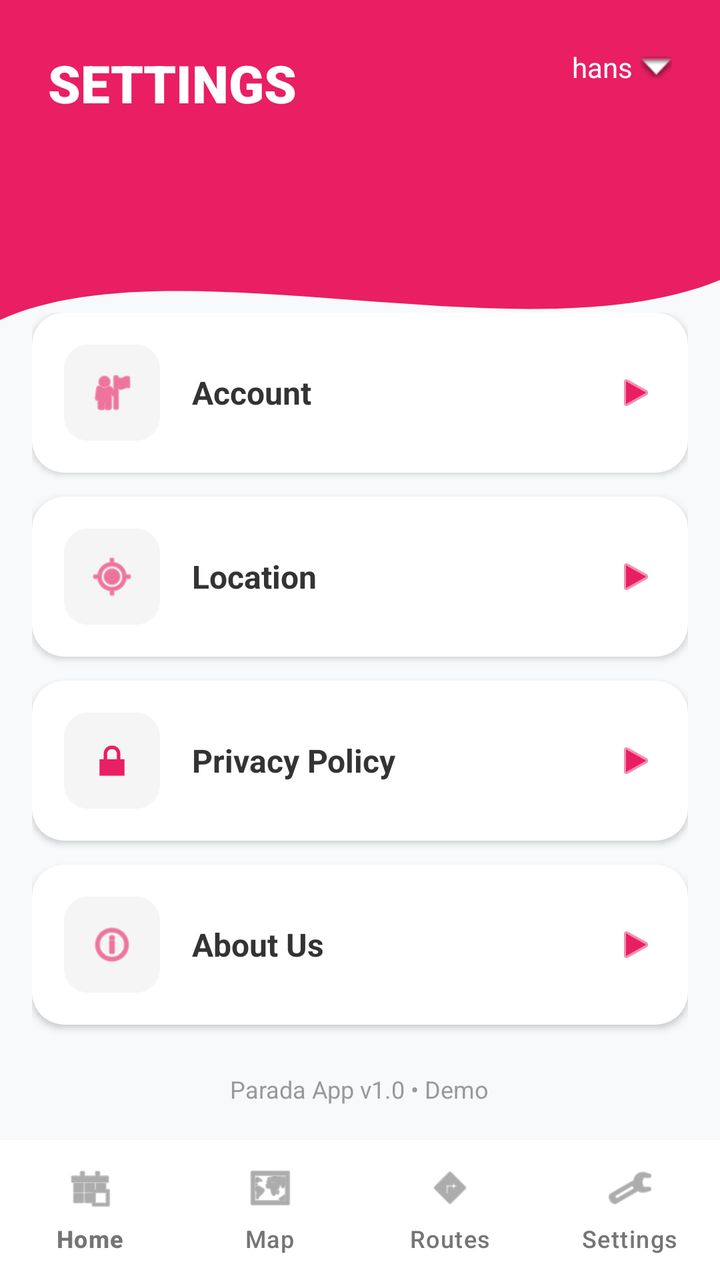
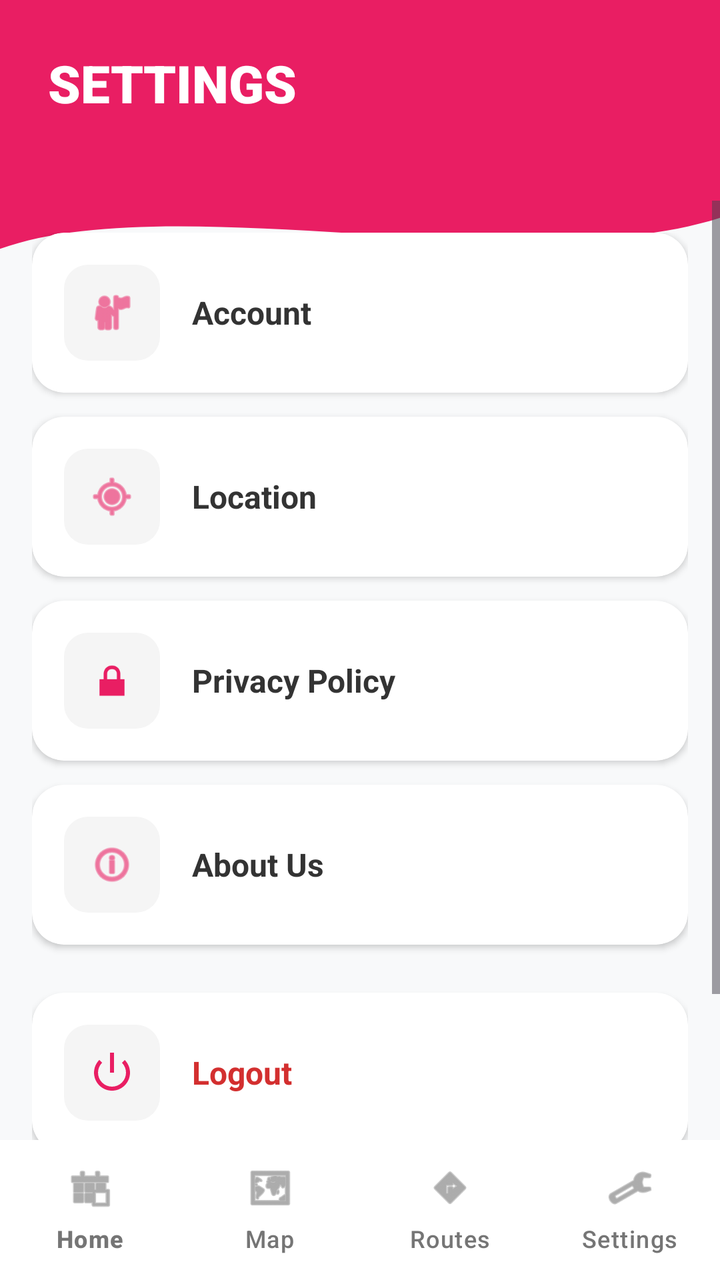

Two renders of the same Android screen: before a commit and after it. Below are the layout's source before the change and the commit's diff.
<!-- AndroidManifest.xml: application theme Theme.Parada_Finals -->
<!-- res/layout/activity_settings.xml -->
<?xml version="1.0" encoding="utf-8"?>
<RelativeLayout xmlns:android="http://schemas.android.com/apk/res/android"
    xmlns:app="http://schemas.android.com/apk/res-auto"
    android:layout_width="match_parent"
    android:layout_height="match_parent"
    android:background="#F8F9FA">

    
    <RelativeLayout
        android:id="@+id/header"
        android:layout_width="match_parent"
        android:layout_height="180dp"
        android:background="@drawable/header_bg_wave"
        android:padding="24dp">

        <TextView
            android:id="@+id/tvHeaderTitle"
            android:layout_width="wrap_content"
            android:layout_height="wrap_content"
            android:text="SETTINGS"
            android:textColor="#FFFFFF"
            android:textSize="26sp"
            android:textStyle="bold"
            android:fontFamily="sans-serif-black" />

        <LinearLayout
            android:layout_width="wrap_content"
            android:layout_height="wrap_content"
            android:layout_alignParentEnd="true"
            android:gravity="center_vertical"
            android:orientation="horizontal">

            <TextView
                android:id="@+id/tvUsernameHeader"
                android:layout_width="wrap_content"
                android:layout_height="wrap_content"
                android:text="hans"
                android:textColor="#FFFFFF"
                android:textSize="14sp"
                android:drawableEnd="@android:drawable/arrow_down_float"
                android:drawablePadding="4dp"
                app:tint="#FFFFFF"
                android:clickable="true"
                android:focusable="true"/>
        </LinearLayout>

    </RelativeLayout>

    <ScrollView
        android:layout_width="match_parent"
        android:layout_height="match_parent"
        android:layout_below="@id/header"
        android:layout_marginTop="-40dp"
        android:layout_above="@id/bottom_navigation"
        android:clipToPadding="false"
        android:paddingBottom="20dp">

        <LinearLayout
            android:layout_width="match_parent"
            android:layout_height="wrap_content"
            android:orientation="vertical"
            android:padding="16dp">

            
            <androidx.cardview.widget.CardView
                android:id="@+id/account"
                android:layout_width="match_parent"
                android:layout_height="wrap_content"
                android:layout_marginBottom="12dp"
                app:cardCornerRadius="16dp"
                app:cardElevation="2dp"
                android:clickable="true"
                android:focusable="true"
                android:foreground="?attr/selectableItemBackground">
                <LinearLayout
                    android:layout_width="match_parent"
                    android:layout_height="wrap_content"
                    android:orientation="horizontal"
                    android:padding="16dp"
                    android:gravity="center_vertical">
                    <ImageView
                        android:layout_width="48dp"
                        android:layout_height="48dp"
                        android:padding="12dp"
                        android:background="@drawable/rounded_bg_light"
                        android:src="@android:drawable/ic_menu_myplaces"
                        app:tint="@color/parada_red" />
                    <TextView
                        android:layout_width="0dp"
                        android:layout_height="wrap_content"
                        android:layout_weight="1"
                        android:layout_marginStart="16dp"
                        android:text="Account"
                        android:textColor="#333333"
                        android:textSize="16sp"
                        android:textStyle="bold" />
                    <ImageView
                        android:layout_width="20dp"
                        android:layout_height="20dp"
                        android:src="@android:drawable/ic_media_play"
                        app:tint="@color/parada_red" />
                </LinearLayout>
            </androidx.cardview.widget.CardView>

            
            <androidx.cardview.widget.CardView
                android:id="@+id/location"
                android:layout_width="match_parent"
                android:layout_height="wrap_content"
                android:layout_marginBottom="12dp"
                app:cardCornerRadius="16dp"
                app:cardElevation="2dp"
                android:clickable="true"
                android:focusable="true"
                android:foreground="?attr/selectableItemBackground">
                <LinearLayout
                    android:layout_width="match_parent"
                    android:layout_height="wrap_content"
                    android:orientation="horizontal"
                    android:padding="16dp"
                    android:gravity="center_vertical">
                    <ImageView
                        android:layout_width="48dp"
                        android:layout_height="48dp"
                        android:padding="12dp"
                        android:background="@drawable/rounded_bg_light"
                        android:src="@android:drawable/ic_menu_mylocation"
                        app:tint="@color/parada_red" />
                    <TextView
                        android:layout_width="0dp"
                        android:layout_height="wrap_content"
                        android:layout_weight="1"
                        android:layout_marginStart="16dp"
                        android:text="Location"
                        android:textColor="#333333"
                        android:textSize="16sp"
                        android:textStyle="bold" />
                    <ImageView
                        android:layout_width="20dp"
                        android:layout_height="20dp"
                        android:src="@android:drawable/ic_media_play"
                        app:tint="@color/parada_red" />
                </LinearLayout>
            </androidx.cardview.widget.CardView>

            
            <androidx.cardview.widget.CardView
                android:id="@+id/privacy"
                android:layout_width="match_parent"
                android:layout_height="wrap_content"
                android:layout_marginBottom="12dp"
                app:cardCornerRadius="16dp"
                app:cardElevation="2dp"
                android:clickable="true"
                android:focusable="true"
                android:foreground="?attr/selectableItemBackground">
                <LinearLayout
                    android:layout_width="match_parent"
                    android:layout_height="wrap_content"
                    android:orientation="horizontal"
                    android:padding="16dp"
                    android:gravity="center_vertical">
                    <ImageView
                        android:layout_width="48dp"
                        android:layout_height="48dp"
                        android:padding="12dp"
                        android:background="@drawable/rounded_bg_light"
                        android:src="@android:drawable/ic_lock_lock"
                        app:tint="@color/parada_red" />
                    <TextView
                        android:layout_width="0dp"
                        android:layout_height="wrap_content"
                        android:layout_weight="1"
                        android:layout_marginStart="16dp"
                        android:text="Privacy Policy"
                        android:textColor="#333333"
                        android:textSize="16sp"
                        android:textStyle="bold" />
                    <ImageView
                        android:layout_width="20dp"
                        android:layout_height="20dp"
                        android:src="@android:drawable/ic_media_play"
                        app:tint="@color/parada_red" />
                </LinearLayout>
            </androidx.cardview.widget.CardView>

            
            <androidx.cardview.widget.CardView
                android:id="@+id/about"
                android:layout_width="match_parent"
                android:layout_height="wrap_content"
                android:layout_marginBottom="24dp"
                app:cardCornerRadius="16dp"
                app:cardElevation="2dp"
                android:clickable="true"
                android:focusable="true"
                android:foreground="?attr/selectableItemBackground">
                <LinearLayout
                    android:layout_width="match_parent"
                    android:layout_height="wrap_content"
                    android:orientation="horizontal"
                    android:padding="16dp"
                    android:gravity="center_vertical">
                    <ImageView
                        android:layout_width="48dp"
                        android:layout_height="48dp"
                        android:padding="12dp"
                        android:background="@drawable/rounded_bg_light"
                        android:src="@android:drawable/ic_menu_info_details"
                        app:tint="@color/parada_red" />
                    <TextView
                        android:layout_width="0dp"
                        android:layout_height="wrap_content"
                        android:layout_weight="1"
                        android:layout_marginStart="16dp"
                        android:text="About Us"
                        android:textColor="#333333"
                        android:textSize="16sp"
                        android:textStyle="bold" />
                    <ImageView
                        android:layout_width="20dp"
                        android:layout_height="20dp"
                        android:src="@android:drawable/ic_media_play"
                        app:tint="@color/parada_red" />
                </LinearLayout>
            </androidx.cardview.widget.CardView>

            <TextView
                android:layout_width="wrap_content"
                android:layout_height="wrap_content"
                android:layout_gravity="center_horizontal"
                android:text="Parada App v1.0 • Demo"
                android:textColor="#999999"
                android:textSize="12sp" />

        </LinearLayout>
    </ScrollView>

    <com.google.android.material.bottomnavigation.BottomNavigationView
        android:id="@+id/bottom_navigation"
        android:layout_alignParentBottom="true"
        android:background="#FFFFFF"
        app:menu="@menu/bottom_nav_menu"
        android:layout_width="match_parent"
        android:layout_height="70dp"
        app:elevation="8dp"
        app:labelVisibilityMode="labeled"
        app:itemTextColor="@color/selected_grey"
        app:itemIconTint="@color/selected_grey"/>

</RelativeLayout>
<!-- resources referenced by this layout -->
<resources>
  <color name="parada_red">#E91E63</color>
  <color name="selected_grey">#757575</color>
  <!-- drawable header_bg_wave (drawable) -->
  <?xml version="1.0" encoding="utf-8"?>
  <vector xmlns:android="http://schemas.android.com/apk/res/android"
      android:width="411dp"
      android:height="180dp"
      android:viewportWidth="411"
      android:viewportHeight="180">
      <path
          android:fillColor="#E91E63"
          android:pathData="M0,0H411V140C300,180 100,120 0,160V0Z" />
  </vector>
  <!-- drawable rounded_bg_light (drawable) -->
  <?xml version="1.0" encoding="utf-8"?>
  <shape xmlns:android="http://schemas.android.com/apk/res/android"
      android:shape="rectangle">
      <corners android:radius="12dp" />
      <solid android:color="#F5F5F5" />
  </shape>
  <style name="Theme.Parada_Finals" parent="Base.Theme.Parada_Finals" />
  <style name="Base.Theme.Parada_Finals" parent="Theme.Material3.DayNight.NoActionBar">
          
          
      </style>
</resources>

<!-- the commit's change to res/layout/activity_settings.xml (unified diff, before → after) -->
@@ -9,7 +9,7 @@
     <RelativeLayout
         android:id="@+id/header"
         android:layout_width="match_parent"
-        android:layout_height="180dp"
+        android:layout_height="140dp"
         android:background="@drawable/header_bg_wave"
         android:padding="24dp">
 
@@ -23,27 +23,6 @@
             android:textStyle="bold"
             android:fontFamily="sans-serif-black" />
 
-        <LinearLayout
-            android:layout_width="wrap_content"
-            android:layout_height="wrap_content"
-            android:layout_alignParentEnd="true"
-            android:gravity="center_vertical"
-            android:orientation="horizontal">
-
-            <TextView
-                android:id="@+id/tvUsernameHeader"
-                android:layout_width="wrap_content"
-                android:layout_height="wrap_content"
-                android:text="hans"
-                android:textColor="#FFFFFF"
-                android:textSize="14sp"
-                android:drawableEnd="@android:drawable/arrow_down_float"
-                android:drawablePadding="4dp"
-                app:tint="#FFFFFF"
-                android:clickable="true"
-                android:focusable="true"/>
-        </LinearLayout>
-
     </RelativeLayout>
 
     <ScrollView
@@ -97,7 +76,6 @@
                     <ImageView
                         android:layout_width="20dp"
                         android:layout_height="20dp"
-                        android:src="@android:drawable/ic_media_play"
                         app:tint="@color/parada_red" />
                 </LinearLayout>
             </androidx.cardview.widget.CardView>
@@ -138,7 +116,6 @@
                     <ImageView
                         android:layout_width="20dp"
                         android:layout_height="20dp"
-                        android:src="@android:drawable/ic_media_play"
                         app:tint="@color/parada_red" />
                 </LinearLayout>
             </androidx.cardview.widget.CardView>
@@ -179,7 +156,6 @@
                     <ImageView
                         android:layout_width="20dp"
                         android:layout_height="20dp"
-                        android:src="@android:drawable/ic_media_play"
                         app:tint="@color/parada_red" />
                 </LinearLayout>
             </androidx.cardview.widget.CardView>
@@ -220,8 +196,43 @@
                     <ImageView
                         android:layout_width="20dp"
                         android:layout_height="20dp"
-                        android:src="@android:drawable/ic_media_play"
-                        app:tint="@color/parada_red" />
+                        app:tint="@color/parada_red" />
+                </LinearLayout>
+            </androidx.cardview.widget.CardView>
+
+            
+            <androidx.cardview.widget.CardView
+                android:id="@+id/btnLogout"
+                android:layout_width="match_parent"
+                android:layout_height="wrap_content"
+                android:layout_marginBottom="24dp"
+                app:cardCornerRadius="16dp"
+                app:cardElevation="2dp"
+                android:clickable="true"
+                android:focusable="true"
+                android:foreground="?attr/selectableItemBackground">
+                <LinearLayout
+                    android:layout_width="match_parent"
+                    android:layout_height="wrap_content"
+                    android:orientation="horizontal"
+                    android:padding="16dp"
+                    android:gravity="center_vertical">
+                    <ImageView
+                        android:layout_width="48dp"
+                        android:layout_height="48dp"
+                        android:padding="12dp"
+                        android:background="@drawable/rounded_bg_light"
+                        android:src="@android:drawable/ic_lock_power_off"
+                        app:tint="@color/parada_red" />
+                    <TextView
+                        android:layout_width="0dp"
+                        android:layout_height="wrap_content"
+                        android:layout_weight="1"
+                        android:layout_marginStart="16dp"
+                        android:text="Logout"
+                        android:textColor="#D32F2F"
+                        android:textSize="16sp"
+                        android:textStyle="bold" />
                 </LinearLayout>
             </androidx.cardview.widget.CardView>
 
